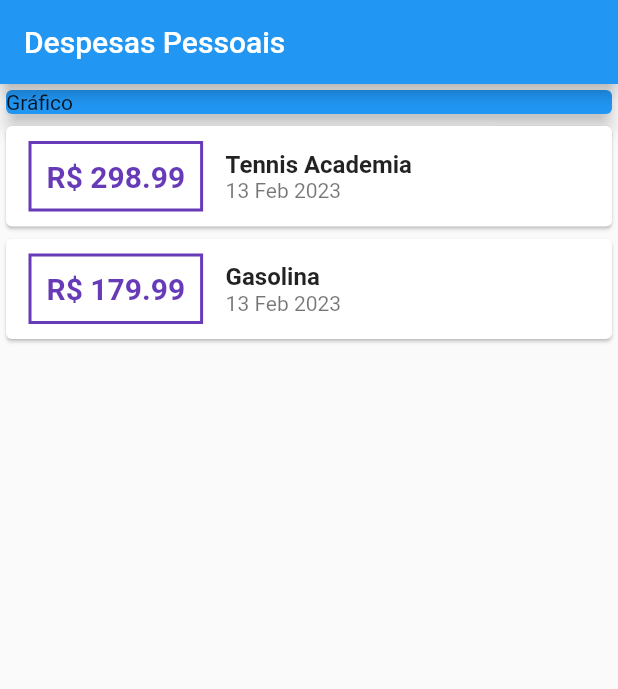
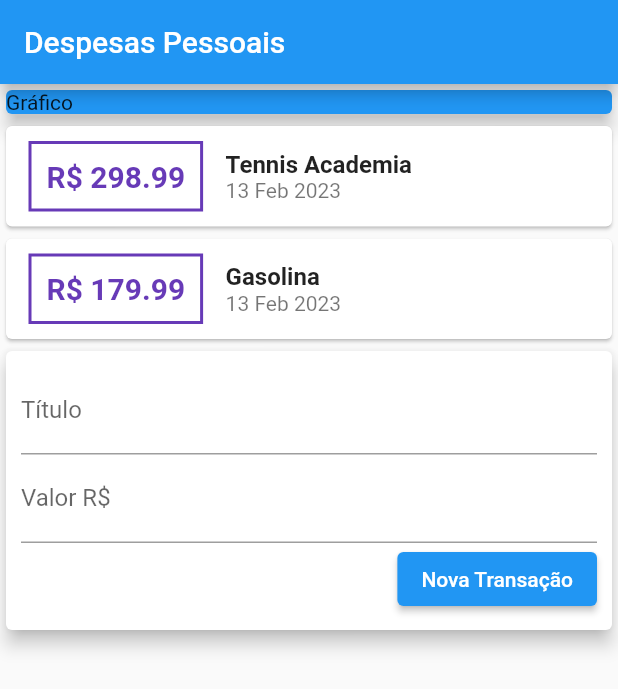
Before and after one commit to Winnicius-Moura/flutterExpensesApp, a Flutter app: the screen it shows after launch, on a phone screen of 412 x 824 dp. Shown: the top 689 px of the screen. Run offline on Flutter 3.47's test engine with Material 2 defaults, Android fonts, the phone set to English and light mode, and no system bars.

Commit message:
TextField titulo e valor

```diff
--- a/lib/main.dart
+++ b/lib/main.dart
@@ -85,6 +85,30 @@ class MyHomePage extends StatelessWidget {
                   ]),
                 );
               }).toList(),
+            ),
+            Card(
+              elevation: 5,
+              child: Padding(
+                padding: const EdgeInsets.all(10),
+                child: Column(children: [
+                  const TextField(
+                    decoration: InputDecoration(
+                      labelText: 'Título',
+                    ),
+                  ),
+                  const TextField(
+                    decoration: InputDecoration(
+                      labelText: 'Valor R\$',
+                    ),
+                  ),
+                  Row(
+                    mainAxisAlignment: MainAxisAlignment.end,
+                    children: [
+                      ElevatedButton(onPressed: () {}, child: const Text('Nova Transação')),
+                    ],
+                  )
+                ]),
+              ),
             )
           ],
         ));
```
